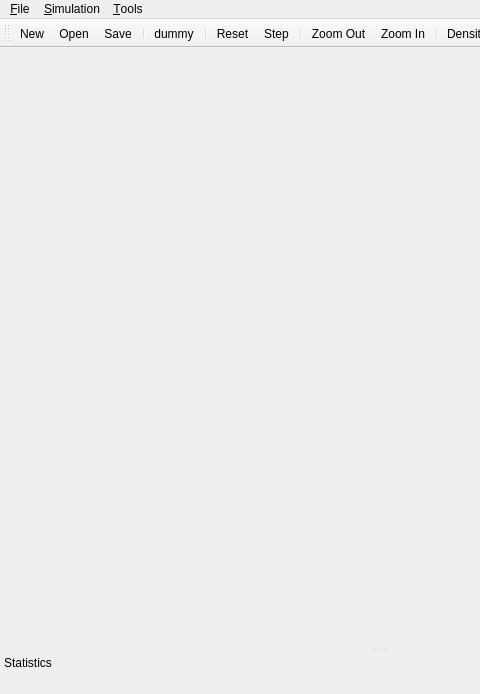
This is mainwindow.ui in ruffsl/discoverage as Qt 5 draws it before an edit; both pictures show x 0 to 480 and y 0 to 694 of the 758 by 694 pixel window. The edited form follows.
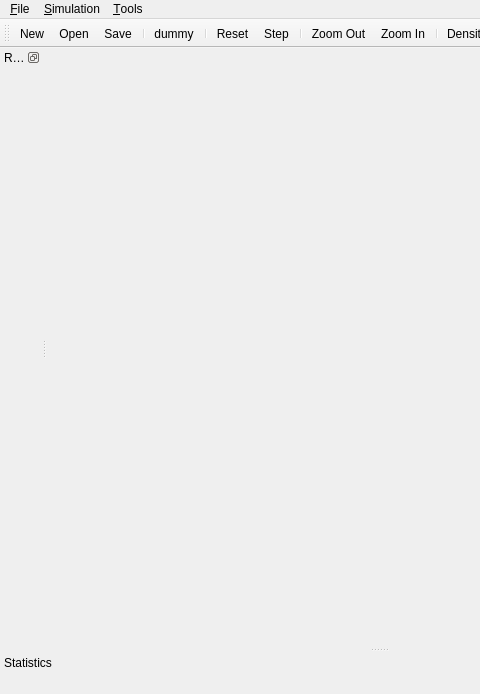
This is the edited form. Icons and pictures are not drawn.

Commit message: showing robots works

```diff
--- a/mainwindow.ui
+++ b/mainwindow.ui
@@ -38,8 +38,8 @@
       <widget class="QWidget" name="scrollAreaWidgetContents">
        <property name="geometry">
         <rect>
-         <x>39</x>
-         <y>86</y>
+         <x>0</x>
+         <y>78</y>
          <width>681</width>
          <height>383</height>
         </rect>
@@ -142,6 +142,18 @@
    </attribute>
    <widget class="QWidget" name="dockWidgetContents_2"/>
   </widget>
+  <widget class="QDockWidget" name="dwRobotManager">
+   <property name="features">
+    <set>QDockWidget::DockWidgetFloatable|QDockWidget::DockWidgetMovable</set>
+   </property>
+   <property name="windowTitle">
+    <string>Robots</string>
+   </property>
+   <attribute name="dockWidgetArea">
+    <number>1</number>
+   </attribute>
+   <widget class="QWidget" name="dockWidgetContents"/>
+  </widget>
   <action name="actionQuit">
    <property name="text">
     <string>&amp;Quit</string>
```
The commit also changes 7 other files.
